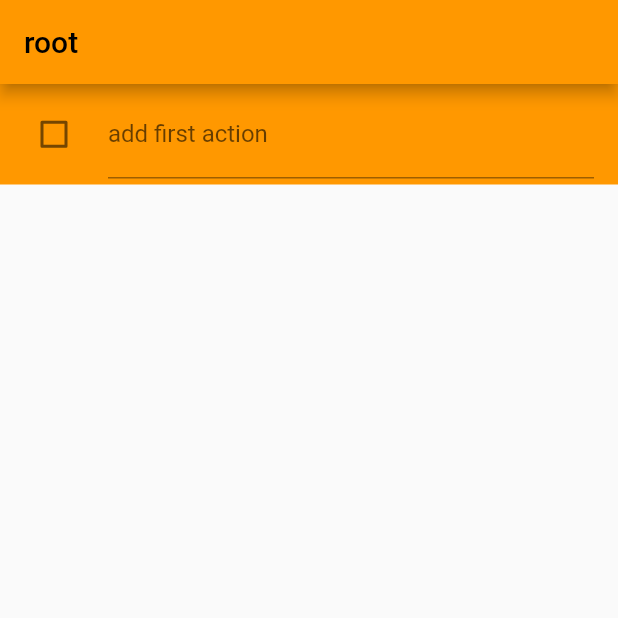
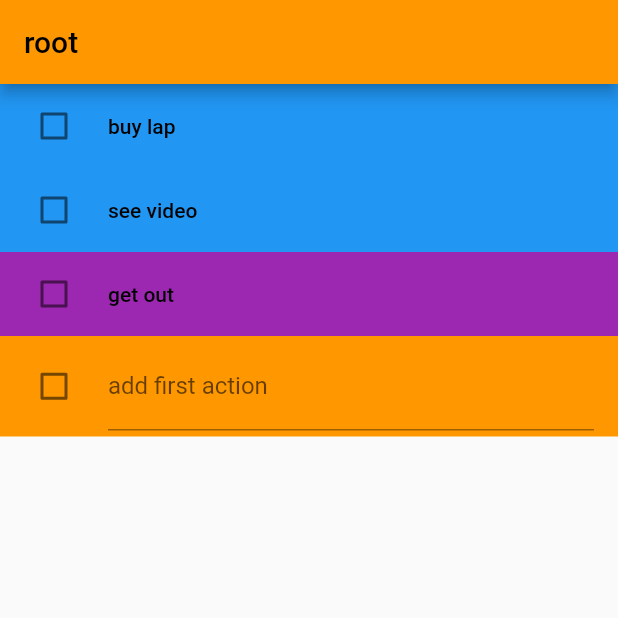
Before and after one commit to shilendras/nb_todo, a Flutter app: the screen it shows after launch, on a phone screen of 412 x 824 dp, the top half of it. Run offline on Flutter 3.47's test engine with Material 2 defaults, Android fonts, the phone set to English and light mode, and no system bars.

```diff
--- a/lib/main.dart
+++ b/lib/main.dart
@@ -1,5 +1,16 @@
 import 'package:flutter/material.dart';
 import 'package:provider/provider.dart';
+
+var appData = {
+  "root": {
+    "actions": ["buy lap", "see video"],
+    "projects": ["get out"]
+  },
+  "get out": {
+    "actions": ["resume", "notice"],
+    "projects": ["kb4 project"]
+  },
+};
 
 void main() {
   runApp(const MyApp());
@@ -18,7 +29,7 @@ class MyApp extends StatelessWidget {
         theme: ThemeData(
           primarySwatch: Colors.orange,
         ),
-        home: MyHomePage(),
+        home: const MyHomePage(),
       ),
     );
   }
@@ -34,9 +45,11 @@ class MyAppState extends ChangeNotifier {
 }
 
 class MyHomePage extends StatelessWidget {
+  const MyHomePage({super.key});
+
   @override
   Widget build(BuildContext context) {
-    var appState = context.watch<MyAppState>();
+    final appState = Provider.of<MyAppState>(context);
     return Scaffold(
       appBar: AppBar(
         title: Text(appState.currentProj),
@@ -44,7 +57,7 @@ class MyHomePage extends StatelessWidget {
       body: Center(
         child: Container(
           // color: Theme.of(context).colorScheme.primaryContainer,
-          child: ItemList(),
+          child: const ItemList(),
         ),
       ),
     );
@@ -52,6 +65,8 @@ class MyHomePage extends StatelessWidget {
 }
 
 class ItemList extends StatefulWidget {
+  const ItemList({super.key});
+
   @override
   State<ItemList> createState() => _ItemListState();
 }
@@ -81,12 +96,12 @@ class _ItemListState extends State<ItemList> {
       color: theme.colorScheme.onPrimary,
     );
     var appState = context.watch<MyAppState>();
+    var currentProj = appState.currentProj;
+    actionsList = appData[currentProj]!["actions"]!;
+    projectsList = appData[currentProj]!["projects"]!;
 
     Widget getCheckboxTile(type, item) {
-      var style = theme.textTheme.bodyText1!.copyWith(
-        color: theme.colorScheme.onPrimary,
-      );
-      var proj_style = theme.textTheme.bodyLarge!.copyWith(
+      var projStyle = theme.textTheme.bodyLarge!.copyWith(
         color: theme.colorScheme.onPrimary,
       );
       if (type == "action") {
@@ -105,11 +120,11 @@ class _ItemListState extends State<ItemList> {
         );
       } else if (type == "project") {
         return GestureDetector(
-          onTap: () => appState.changeCurrProject(item),
+          onDoubleTap: () => appState.changeCurrProject(item),
           child: CheckboxListTile(
             title: Text(
               item,
-              style: proj_style,
+              style: projStyle,
             ),
             tileColor: Colors.purple,
             value: false,
```
